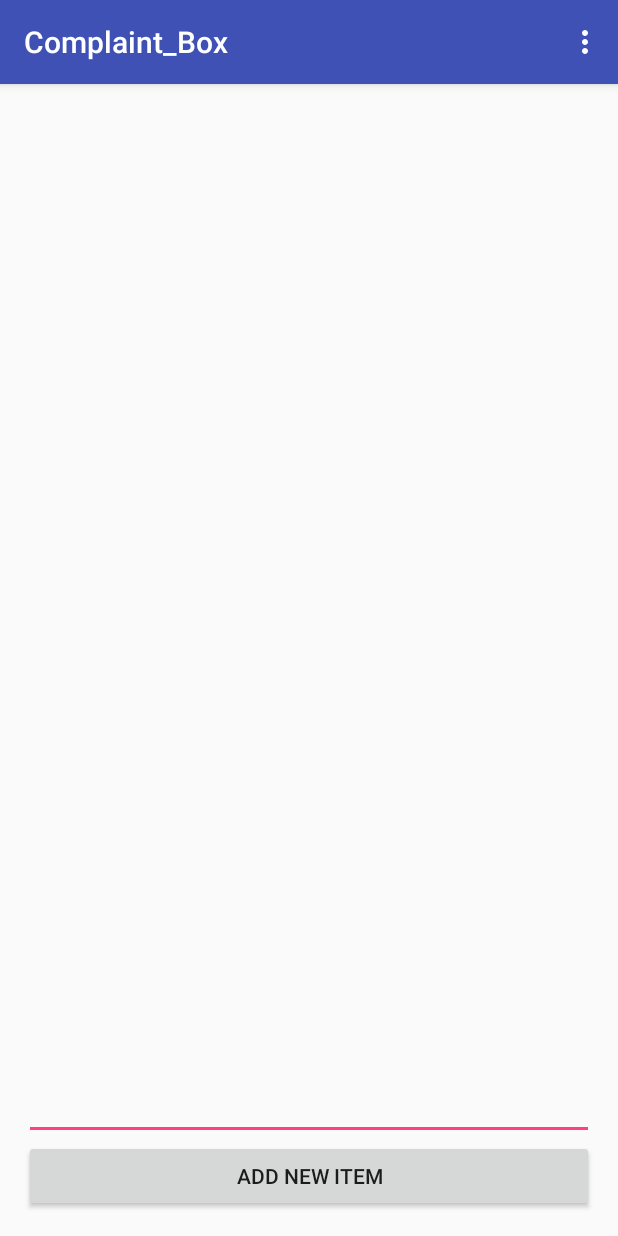
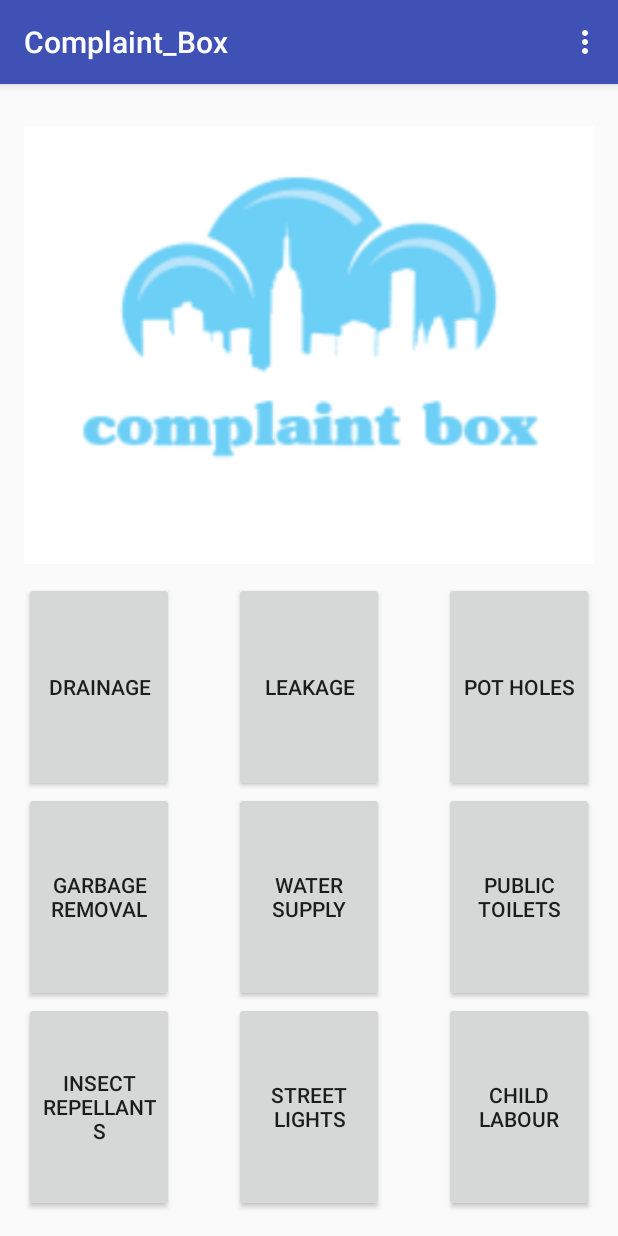
Before and after one commit to praveenvaddimgunta/ComplaintBox, an Android app: the screen it shows after launch (MainActivity), on a phone screen of 412 x 824 dp. Run offline under Robolectric (Android 15) with nearby library versions, the light colour scheme and no system bars; libraries missing offline, so code that uses them is left out: com.firebase.client; 4 statements that could not run were skipped.

Commit message:
home page with categories

```diff
--- a/Complaint_Box/app/src/main/java/com/example/lenovo/complaint_box/MainActivity.java
+++ b/Complaint_Box/app/src/main/java/com/example/lenovo/complaint_box/MainActivity.java
@@ -43,53 +43,6 @@ public class MainActivity extends AppCompatActivity {
             loadLoginView();
         }
 
-        itemsUrl = Constants.FIREBASE_URL + "/users/" + mUserId + "/items";
-
-        // Set up ListView
-        final ListView listView = (ListView) findViewById(R.id.listView);
-        final ArrayAdapter<String> adapter = new ArrayAdapter<>(this, android.R.layout.simple_list_item_1, android.R.id.text1);
-        listView.setAdapter(adapter);
-
-        // Add items via the Button and EditText at the bottom of the view.
-        final EditText text = (EditText) findViewById(R.id.todoText);
-        final Button button = (Button) findViewById(R.id.addButton);
-        button.setOnClickListener(new View.OnClickListener() {
-            public void onClick(View v) {
-                new Firebase(itemsUrl)
-                        .push()
-                        .child("title")
-                        .setValue(text.getText().toString());
-            }
-        });
-
-        // Use Firebase to populate the list.
-        new Firebase(itemsUrl)
-                .addChildEventListener(new ChildEventListener() {
-                    @Override
-                    public void onChildAdded(DataSnapshot dataSnapshot, String s) {
-                        adapter.add((String) dataSnapshot.child("title").getValue());
-                    }
-
-                    @Override
-                    public void onChildChanged(DataSnapshot dataSnapshot, String s) {
-
-                    }
-
-                    @Override
-                    public void onChildRemoved(DataSnapshot dataSnapshot) {
-                        adapter.remove((String) dataSnapshot.child("title").getValue());
-                    }
-
-                    @Override
-                    public void onChildMoved(DataSnapshot dataSnapshot, String s) {
-
-                    }
-
-                    @Override
-                    public void onCancelled(FirebaseError firebaseError) {
-
-                    }
-                });
     }
 
     @Override
@@ -108,9 +61,9 @@ public class MainActivity extends AppCompatActivity {
 
         //noinspection SimplifiableIfStatement
         if (id == R.id.action_logout) {
-            return true;
+            mRef.unauth();
+            loadLoginView();
         }
-
         return super.onOptionsItemSelected(item);
     }
 
--- a/Complaint_Box/app/src/main/res/layout/content_main.xml
+++ b/Complaint_Box/app/src/main/res/layout/content_main.xml
@@ -1,5 +1,5 @@
 <?xml version="1.0" encoding="utf-8"?>
-<LinearLayout xmlns:android="http://schemas.android.com/apk/res/android"
+<RelativeLayout xmlns:android="http://schemas.android.com/apk/res/android"
     xmlns:tools="http://schemas.android.com/tools"
     xmlns:app="http://schemas.android.com/apk/res-auto"
     android:layout_width="match_parent"
@@ -13,27 +13,100 @@
     tools:showIn="@layout/activity_main"
     android:orientation="vertical">
 
-    <ListView
-        android:id="@+id/listView"
+    <ImageView
+        android:src="@drawable/logo"
         android:layout_width="match_parent"
-        android:layout_height="0dp"
-        android:layout_weight="0.78">
-    </ListView>
+        android:layout_height="100dp"
+        android:layout_alignParentTop="true"
+        android:layout_above="@+id/Did">
+    </ImageView>
 
-    <LinearLayout
-        android:layout_width="match_parent"
-        android:layout_height="wrap_content"
-        android:orientation="vertical"
-        android:layout_gravity="bottom">
-        <EditText
-            android:id="@+id/todoText"
-            android:layout_width="match_parent"
-            android:layout_height="wrap_content"/>
-        <Button
-            android:id="@+id/addButton"
-            android:layout_width="match_parent"
-            android:layout_height="wrap_content"
-            android:text="@string/add_item"/>
-    </LinearLayout>
+    <Button
+        android:onClick="b1"
+        android:layout_width="100dp"
+        android:layout_height="140dp"
+        android:text="Drainage"
+        android:id="@+id/Did"
+        android:layout_above="@+id/Gid"
+        android:layout_alignParentLeft="true"
+        android:layout_alignParentStart="true" />
 
-</LinearLayout>
+    <Button
+        android:onClick="b1"
+        android:layout_width="100dp"
+        android:layout_height="140dp"
+        android:text="Leakage"
+        android:id="@+id/button2"
+        android:layout_above="@+id/Wid"
+        android:layout_alignLeft="@+id/Wid"
+        android:layout_alignStart="@+id/Wid" />
+
+    <Button
+        android:onClick="b1"
+        android:layout_width="100dp"
+        android:layout_height="140dp"
+        android:text="Pot holes"
+        android:id="@+id/PHid"
+        android:layout_above="@+id/PTid"
+        android:layout_alignParentRight="true"
+        android:layout_alignParentEnd="true" />
+
+    <Button
+        android:onClick="b1"
+        android:layout_width="100dp"
+        android:layout_height="140dp"
+        android:text="Garbage Removal"
+        android:id="@+id/Gid"
+        android:layout_above="@+id/Iid"
+        android:layout_alignParentLeft="true"
+        android:layout_alignParentStart="true" />
+
+    <Button
+        android:onClick="b1"
+        android:layout_width="100dp"
+        android:layout_height="140dp"
+        android:text="Water supply"
+        android:id="@+id/Wid"
+        android:layout_above="@+id/Sid"
+        android:layout_centerHorizontal="true" />
+
+    <Button
+        android:onClick="b1"
+        android:layout_width="100dp"
+        android:layout_height="140dp"
+        android:text="public toilets"
+        android:id="@+id/PTid"
+        android:layout_alignTop="@+id/Wid"
+        android:layout_alignLeft="@+id/Cid"
+        android:layout_alignStart="@+id/Cid" />
+
+    <Button
+        android:onClick="b1"
+        android:layout_width="100dp"
+        android:layout_height="140dp"
+        android:text="Insect Repellants"
+        android:id="@+id/Iid"
+        android:layout_alignParentBottom="true"
+        android:layout_alignParentLeft="true"
+        android:layout_alignParentStart="true" />
+
+    <Button
+        android:onClick="b1"
+        android:layout_width="100dp"
+        android:layout_height="140dp"
+        android:text="street lights"
+        android:id="@+id/Sid"
+        android:layout_alignParentBottom="true"
+        android:layout_centerHorizontal="true" />
+
+    <Button
+        android:onClick="b1"
+        android:layout_width="100dp"
+        android:layout_height="140dp"
+        android:text="child labour"
+        android:id="@+id/Cid"
+        android:layout_alignParentBottom="true"
+        android:layout_alignParentRight="true"
+        android:layout_alignParentEnd="true" />
+
+</RelativeLayout>
```
Also changed, not shown: Complaint_Box/app/src/main/res/drawable/logo.png (added).
